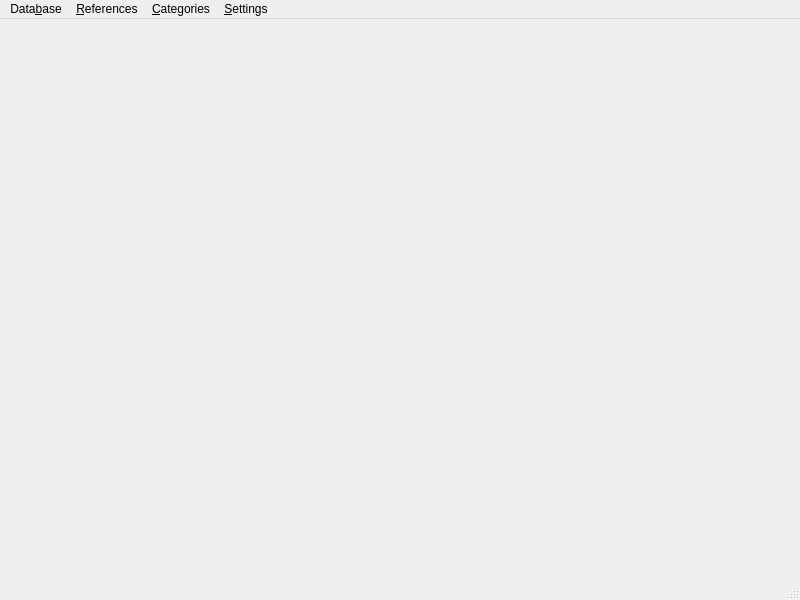
First picture: the form in gis_patrol_client/app/operator_app/patrol_main_window.ui, repository YuriyRusinov/gis_patrol_rubin, before the edit.
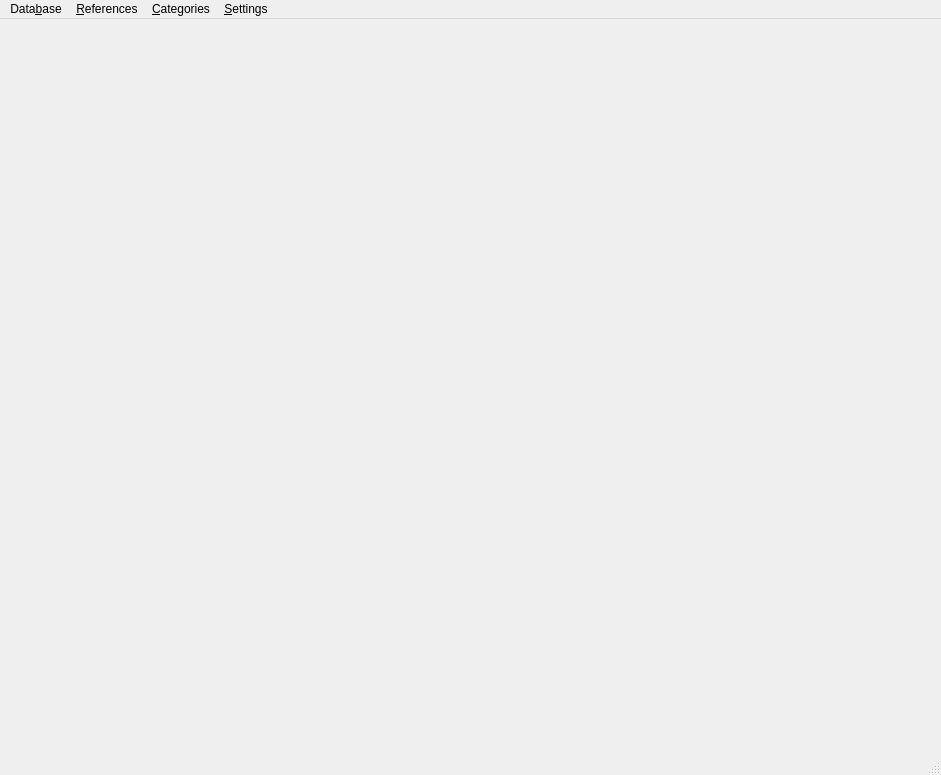
Second picture: the form after the edit.

Commit message: Prototypes for insert/update/delete records.

The edit to the form file:
```diff
--- a/gis_patrol_client/app/operator_app/patrol_main_window.ui
+++ b/gis_patrol_client/app/operator_app/patrol_main_window.ui
@@ -6,8 +6,8 @@
    <rect>
     <x>0</x>
     <y>0</y>
-    <width>800</width>
-    <height>600</height>
+    <width>941</width>
+    <height>775</height>
    </rect>
   </property>
   <property name="windowTitle">
@@ -19,8 +19,8 @@
     <rect>
      <x>0</x>
      <y>0</y>
-     <width>800</width>
-     <height>30</height>
+     <width>941</width>
+     <height>27</height>
     </rect>
    </property>
    <widget class="QMenu" name="menu_Db">
```
The commit also changes 2 other files.
